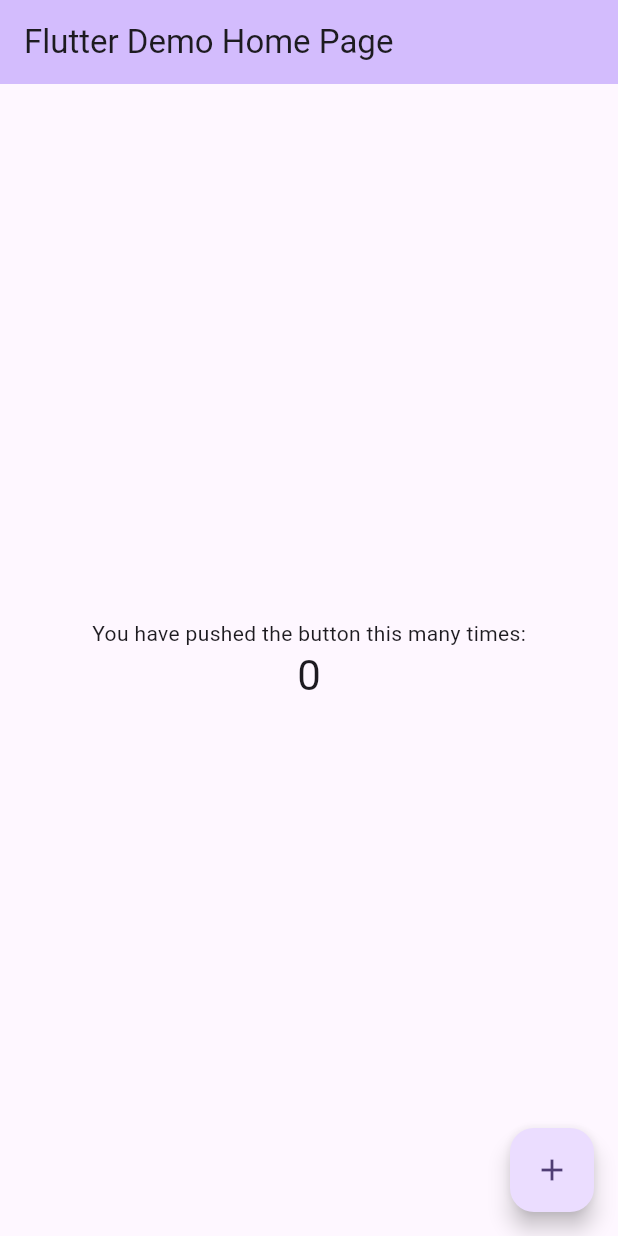
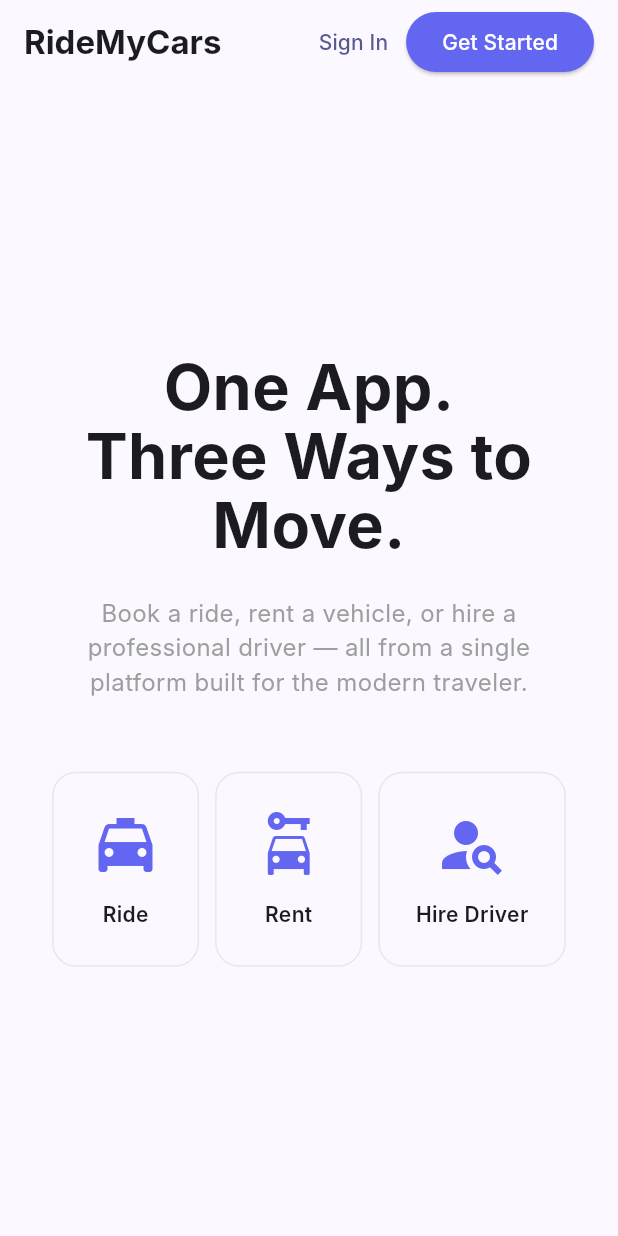
Before and after one commit to manjot/RideMyCars, a Flutter app: the screen it shows after launch, on a phone screen of 412 x 824 dp. Run offline on Flutter 3.47's test engine with Material 3 defaults, Android fonts, the phone set to English and light mode, and no system bars; our stand-ins replace go_router; Roboto replaces fonts that are missing (Inter).

Commit message:
Initialize Flutter app with go_router and UI skeleton

```diff
--- a/flutter_app/lib/main.dart
+++ b/flutter_app/lib/main.dart
@@ -1,122 +1,62 @@
 import 'package:flutter/material.dart';
+import 'package:go_router/go_router.dart';
+import 'screens/home_screen.dart';
+import 'screens/ride_screen.dart';
+import 'screens/rent_screen.dart';
+import 'screens/hire_screen.dart';
 
 void main() {
-  runApp(const MyApp());
+  runApp(const RideMyCarsApp());
 }
 
-class MyApp extends StatelessWidget {
-  const MyApp({super.key});
+final GoRouter _router = GoRouter(
+  initialLocation: '/',
+  routes: [
+    GoRoute(
+      path: '/',
+      builder: (context, state) => const HomeScreen(),
+    ),
+    GoRoute(
+      path: '/ride',
+      builder: (context, state) => const RideScreen(),
+    ),
+    GoRoute(
+      path: '/rent',
+      builder: (context, state) => const RentScreen(),
+    ),
+    GoRoute(
+      path: '/hire',
+      builder: (context, state) => const HireScreen(),
+    ),
+  ],
+);
 
-  // This widget is the root of your application.
+class RideMyCarsApp extends StatelessWidget {
+  const RideMyCarsApp({super.key});
+
   @override
   Widget build(BuildContext context) {
-    return MaterialApp(
-      title: 'Flutter Demo',
+    return MaterialApp.router(
+      title: 'RideMyCars',
+      debugShowCheckedModeBanner: false,
       theme: ThemeData(
-        // This is the theme of your application.
-        //
-        // TRY THIS: Try running your application with "flutter run". You'll see
-        // the application has a purple toolbar. Then, without quitting the app,
-        // try changing the seedColor in the colorScheme below to Colors.green
-        // and then invoke "hot reload" (save your changes or press the "hot
-        // reload" button in a Flutter-supported IDE, or press "r" if you used
-        // the command line to start the app).
-        //
-        // Notice that the counter didn't reset back to zero; the application
-        // state is not lost during the reload. To reset the state, use hot
-        // restart instead.
-        //
-        // This works for code too, not just values: Most code changes can be
-        // tested with just a hot reload.
-        colorScheme: ColorScheme.fromSeed(seedColor: Colors.deepPurple),
+        colorScheme: ColorScheme.fromSeed(
+          seedColor: const Color(0xFF6366F1), // Indigo 500
+          brightness: Brightness.light,
+        ),
+        useMaterial3: true,
+        fontFamily: 'Inter',
       ),
-      home: const MyHomePage(title: 'Flutter Demo Home Page'),
+      darkTheme: ThemeData(
+        colorScheme: ColorScheme.fromSeed(
+          seedColor: const Color(0xFF6366F1),
+          brightness: Brightness.dark,
+        ),
+        useMaterial3: true,
+        fontFamily: 'Inter',
+      ),
+      themeMode: ThemeMode.system,
+      routerConfig: _router,
     );
   }
 }
-
-class MyHomePage extends StatefulWidget {
-  const MyHomePage({super.key, required this.title});
-
-  // This widget is the home page of your application. It is stateful, meaning
-  // that it has a State object (defined below) that contains fields that affect
-  // how it looks.
-
-  // This class is the configuration for the state. It holds the values (in this
-  // case the title) provided by the parent (in this case the App widget) and
-  // used by the build method of the State. Fields in a Widget subclass are
-  // always marked "final".
-
-  final String title;
-
-  @override
-  State<MyHomePage> createState() => _MyHomePageState();
-}
-
-class _MyHomePageState extends State<MyHomePage> {
-  int _counter = 0;
-
-  void _incrementCounter() {
-    setState(() {
-      // This call to setState tells the Flutter framework that something has
-      // changed in this State, which causes it to rerun the build method below
-      // so that the display can reflect the updated values. If we changed
-      // _counter without calling setState(), then the build method would not be
-      // called again, and so nothing would appear to happen.
-      _counter++;
-    });
-  }
-
-  @override
-  Widget build(BuildContext context) {
-    // This method is rerun every time setState is called, for instance as done
-    // by the _incrementCounter method above.
-    //
-    // The Flutter framework has been optimized to make rerunning build methods
-    // fast, so that you can just rebuild anything that needs updating rather
-    // than having to individually change instances of widgets.
-    return Scaffold(
-      appBar: AppBar(
-        // TRY THIS: Try changing the color here to a specific color (to
-        // Colors.amber, perhaps?) and trigger a hot reload to see the AppBar
-        // change color while the other colors stay the same.
-        backgroundColor: Theme.of(context).colorScheme.inversePrimary,
-        // Here we take the value from the MyHomePage object that was created by
-        // the App.build method, and use it to set our appbar title.
-        title: Text(widget.title),
-      ),
-      body: Center(
-        // Center is a layout widget. It takes a single child and positions it
-        // in the middle of the parent.
-        child: Column(
-          // Column is also a layout widget. It takes a list of children and
-          // arranges them vertically. By default, it sizes itself to fit its
-          // children horizontally, and tries to be as tall as its parent.
-          //
-          // Column has various properties to control how it sizes itself and
-          // how it positions its children. Here we use mainAxisAlignment to
-          // center the children vertically; the main axis here is the vertical
-          // axis because Columns are vertical (the cross axis would be
-          // horizontal).
-          //
-          // TRY THIS: Invoke "debug painting" (choose the "Toggle Debug Paint"
-          // action in the IDE, or press "p" in the console), to see the
-          // wireframe for each widget.
-          mainAxisAlignment: MainAxisAlignment.center,
-          children: <Widget>[
-            const Text('You have pushed the button this many times:'),
-            Text(
-              '$_counter',
-              style: Theme.of(context).textTheme.headlineMedium,
-            ),
-          ],
-        ),
-      ),
-      floatingActionButton: FloatingActionButton(
-        onPressed: _incrementCounter,
-        tooltip: 'Increment',
-        child: const Icon(Icons.add),
-      ), // This trailing comma makes auto-formatting nicer for build methods.
-    );
-  }
-}
--- /dev/null
+++ b/flutter_app/lib/screens/hire_screen.dart
@@ -0,0 +1,24 @@
+import 'package:flutter/material.dart';
+
+class HireScreen extends StatelessWidget {
+  const HireScreen({super.key});
+
+  @override
+  Widget build(BuildContext context) {
+    return Scaffold(
+      appBar: AppBar(title: const Text('Hire a Driver')),
+      body: Center(
+        child: Column(
+          mainAxisAlignment: MainAxisAlignment.center,
+          children: [
+            const Icon(Icons.person_search, size: 80, color: Color(0xFF6366F1)),
+            const SizedBox(height: 16),
+            const Text('Hire Driver UI', style: TextStyle(fontSize: 24, fontWeight: FontWeight.bold)),
+            const SizedBox(height: 8),
+            const Text('List of available drivers for hire will go here.'),
+          ],
+        ),
+      ),
+    );
+  }
+}
--- /dev/null
+++ b/flutter_app/lib/screens/home_screen.dart
@@ -0,0 +1,110 @@
+import 'package:flutter/material.dart';
+import 'package:go_router/go_router.dart';
+
+class HomeScreen extends StatelessWidget {
+  const HomeScreen({super.key});
+
+  @override
+  Widget build(BuildContext context) {
+    return Scaffold(
+      appBar: AppBar(
+        title: const Text('RideMyCars', style: TextStyle(fontWeight: FontWeight.bold)),
+        centerTitle: false,
+        actions: [
+          TextButton(
+            onPressed: () {},
+            child: const Text('Sign In'),
+          ),
+          Padding(
+            padding: const EdgeInsets.only(right: 16.0),
+            child: ElevatedButton(
+              style: ElevatedButton.styleFrom(
+                backgroundColor: const Color(0xFF6366F1),
+                foregroundColor: Colors.white,
+              ),
+              onPressed: () {},
+              child: const Text('Get Started'),
+            ),
+          ),
+        ],
+      ),
+      body: Center(
+        child: Padding(
+          padding: const EdgeInsets.all(24.0),
+          child: Column(
+            mainAxisAlignment: MainAxisAlignment.center,
+            crossAxisAlignment: CrossAxisAlignment.stretch,
+            children: [
+              const Text(
+                'One App.\nThree Ways to Move.',
+                style: TextStyle(fontSize: 42, fontWeight: FontWeight.bold, height: 1.1),
+                textAlign: TextAlign.center,
+              ),
+              const SizedBox(height: 24),
+              const Text(
+                'Book a ride, rent a vehicle, or hire a professional driver — all from a single platform built for the modern traveler.',
+                style: TextStyle(fontSize: 16, color: Colors.grey),
+                textAlign: TextAlign.center,
+              ),
+              const SizedBox(height: 48),
+              Row(
+                mainAxisAlignment: MainAxisAlignment.spaceEvenly,
+                children: [
+                  _ServiceCard(
+                    icon: Icons.local_taxi,
+                    title: 'Ride',
+                    onTap: () => context.push('/ride'),
+                  ),
+                  _ServiceCard(
+                    icon: Icons.car_rental,
+                    title: 'Rent',
+                    onTap: () => context.push('/rent'),
+                  ),
+                  _ServiceCard(
+                    icon: Icons.person_search,
+                    title: 'Hire Driver',
+                    onTap: () => context.push('/hire'),
+                  ),
+                ],
+              ),
+            ],
+          ),
+        ),
+      ),
+    );
+  }
+}
+
+class _ServiceCard extends StatelessWidget {
+  final IconData icon;
+  final String title;
+  final VoidCallback onTap;
+
+  const _ServiceCard({
+    required this.icon,
+    required this.title,
+    required this.onTap,
+  });
+
+  @override
+  Widget build(BuildContext context) {
+    return InkWell(
+      onTap: onTap,
+      borderRadius: BorderRadius.circular(16),
+      child: Container(
+        padding: const EdgeInsets.all(24),
+        decoration: BoxDecoration(
+          border: Border.all(color: Colors.grey.withOpacity(0.2)),
+          borderRadius: BorderRadius.circular(16),
+        ),
+        child: Column(
+          children: [
+            Icon(icon, size: 48, color: const Color(0xFF6366F1)),
+            const SizedBox(height: 12),
+            Text(title, style: const TextStyle(fontWeight: FontWeight.w600)),
+          ],
+        ),
+      ),
+    );
+  }
+}
--- /dev/null
+++ b/flutter_app/lib/screens/rent_screen.dart
@@ -0,0 +1,24 @@
+import 'package:flutter/material.dart';
+
+class RentScreen extends StatelessWidget {
+  const RentScreen({super.key});
+
+  @override
+  Widget build(BuildContext context) {
+    return Scaffold(
+      appBar: AppBar(title: const Text('Rent a Vehicle')),
+      body: Center(
+        child: Column(
+          mainAxisAlignment: MainAxisAlignment.center,
+          children: [
+            const Icon(Icons.car_rental, size: 80, color: Color(0xFF6366F1)),
+            const SizedBox(height: 16),
+            const Text('Vehicle Rental UI', style: TextStyle(fontSize: 24, fontWeight: FontWeight.bold)),
+            const SizedBox(height: 8),
+            const Text('List of available vehicles to rent will go here.'),
+          ],
+        ),
+      ),
+    );
+  }
+}
--- /dev/null
+++ b/flutter_app/lib/screens/ride_screen.dart
@@ -0,0 +1,24 @@
+import 'package:flutter/material.dart';
+
+class RideScreen extends StatelessWidget {
+  const RideScreen({super.key});
+
+  @override
+  Widget build(BuildContext context) {
+    return Scaffold(
+      appBar: AppBar(title: const Text('Book a Ride')),
+      body: Center(
+        child: Column(
+          mainAxisAlignment: MainAxisAlignment.center,
+          children: [
+            const Icon(Icons.local_taxi, size: 80, color: Color(0xFF6366F1)),
+            const SizedBox(height: 16),
+            const Text('Ride Booking UI', style: TextStyle(fontSize: 24, fontWeight: FontWeight.bold)),
+            const SizedBox(height: 8),
+            const Text('Map and booking form will go here.'),
+          ],
+        ),
+      ),
+    );
+  }
+}
--- a/flutter_app/pubspec.yaml
+++ b/flutter_app/pubspec.yaml
@@ -34,6 +34,7 @@ dependencies:
   # The following adds the Cupertino Icons font to your application.
   # Use with the CupertinoIcons class for iOS style icons.
   cupertino_icons: ^1.0.8
+  go_router: ^17.2.3
 
 dev_dependencies:
   flutter_test:
```
Also changed, not shown: flutter_app/pubspec.lock.
